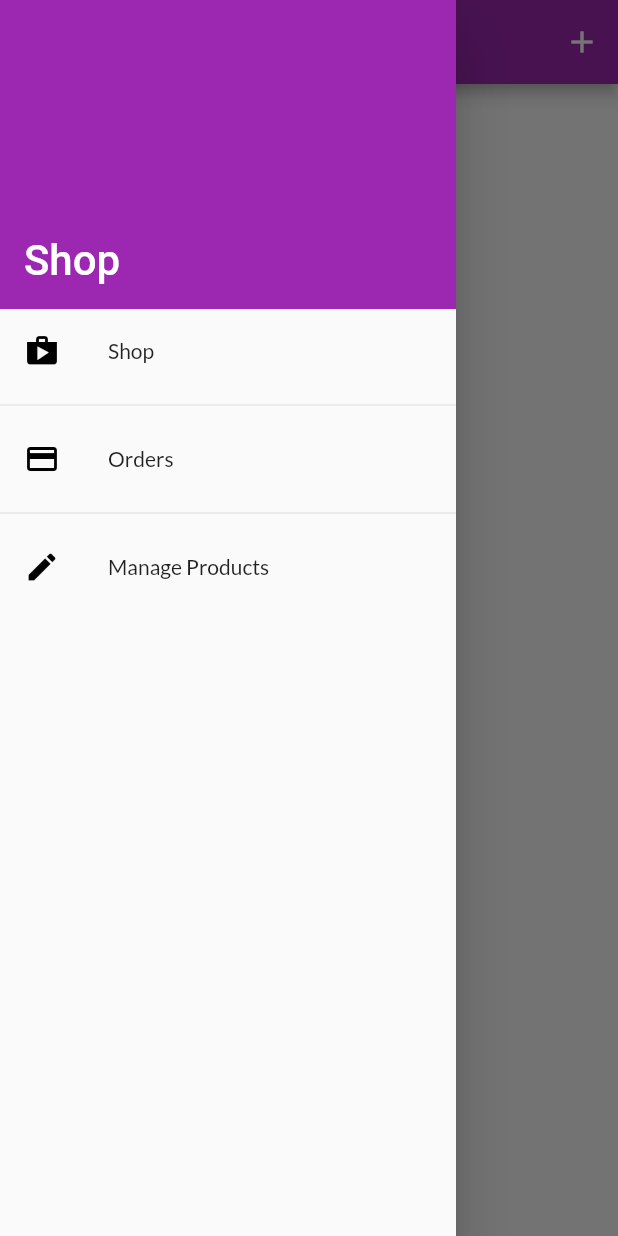
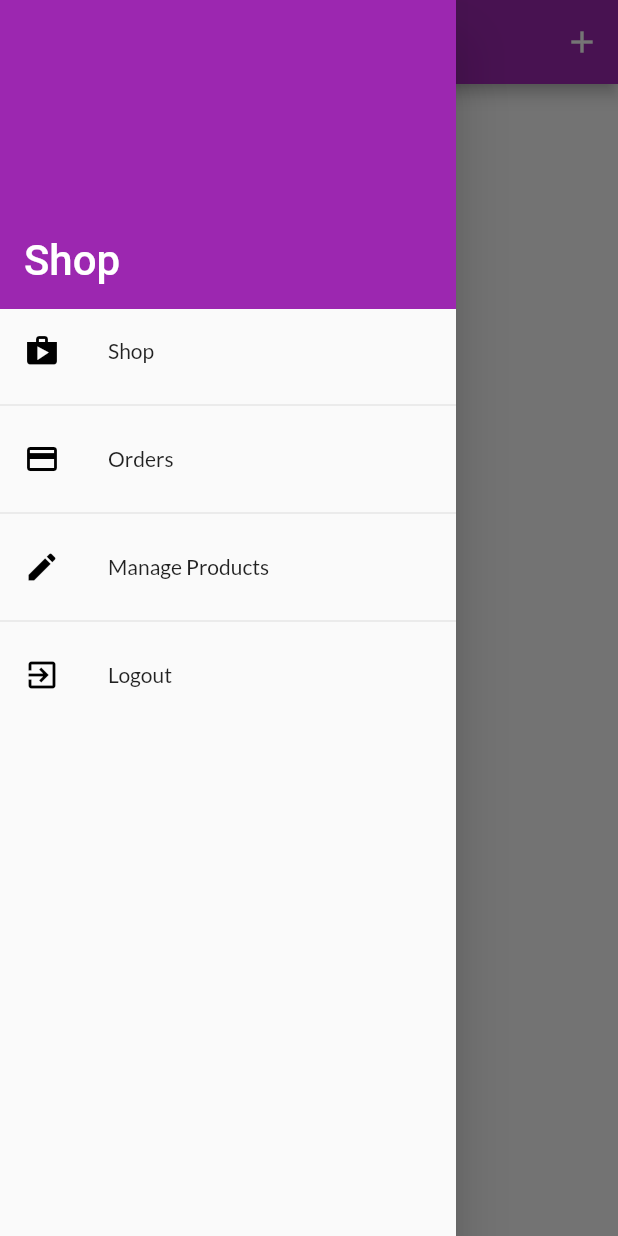
Before and after one commit to DeleMike/TheShop, a Flutter app: the UserProduct screen opened by its route, with the side drawer open, on a phone screen of 412 x 824 dp. Run offline on Flutter 3.47's test engine with Material 2 defaults, Android fonts, the phone set to English and light mode, and no system bars; our stand-ins replace flutter_spinkit; network calls fail; Roboto replaces fonts that are missing (Anto).

Commit message:
add logout UI and function

```diff
--- a/lib/widgets/app_drawer.dart
+++ b/lib/widgets/app_drawer.dart
@@ -1,7 +1,9 @@
 import 'package:flutter/material.dart';
+import 'package:provider/provider.dart';
 
 import '../screens/orders_screen.dart';
 import '../screens/user_products.dart';
+import '../providers/auth.dart';
 
 class AppDrawer extends StatelessWidget {
   @override
@@ -71,6 +73,18 @@ class AppDrawer extends StatelessWidget {
               Navigator.of(context).pushReplacementNamed(UserProduct.routeName);
             },
           ),
+          Divider(),
+          ListTile(
+            leading: Icon(
+              Icons.exit_to_app,
+              color: Colors.black,
+            ),
+            title: Text('Logout'),
+            onTap: () {
+              Navigator.of(context).pop();
+              Provider.of<Auth>(context, listen:false).logout();
+            },
+          ),
         ],
       ),
     );
```
